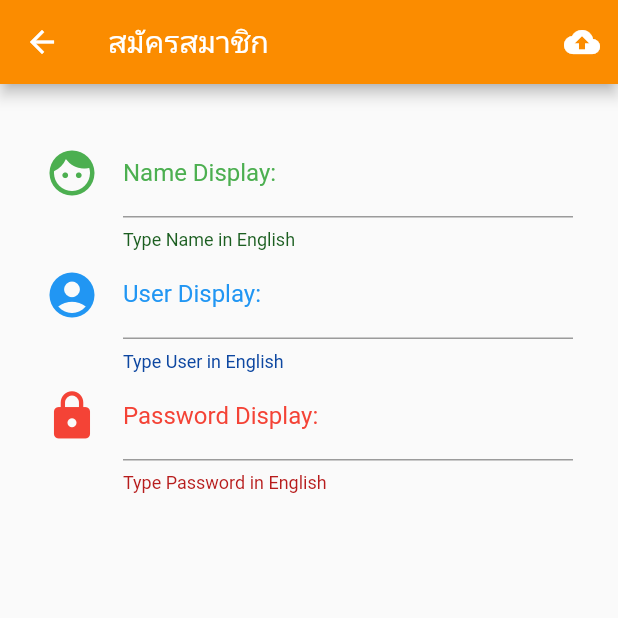
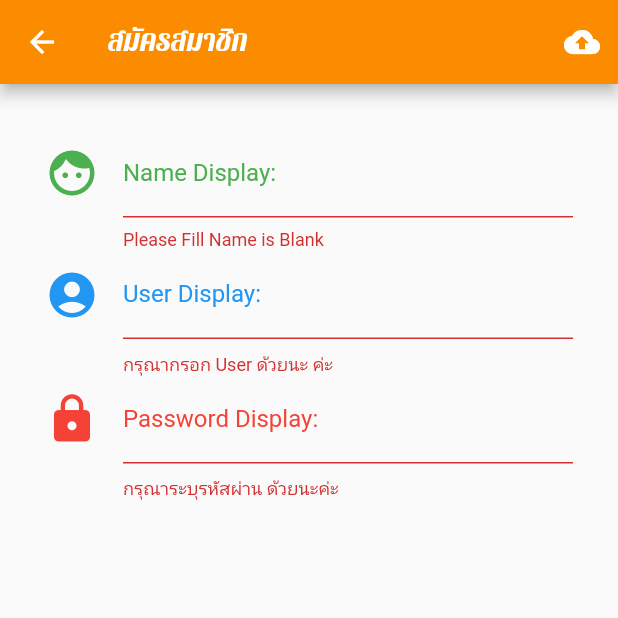
Before and after one commit to ronmanbj/RonmanMenuFood, a Flutter app: the Register screen opened directly, after a tap on the "cloud upload" icon, on a phone screen of 412 x 824 dp, the top half of it. Run offline on Flutter 3.47's test engine with Material 2 defaults, Android fonts, the light colour scheme and no system bars.

Commit message:
Register Sueccss

```diff
--- a/lib/screens/register.dart
+++ b/lib/screens/register.dart
@@ -1,4 +1,6 @@
 import 'package:flutter/material.dart';
+import 'package:http/http.dart';
+import 'dart:convert';
 
 class Register extends StatefulWidget {
   @override
@@ -8,6 +10,8 @@ class Register extends StatefulWidget {
 class _RegisterState extends State<Register> {
   // Explicit
   Color colorText = Colors.orange[600];
+  final formKey = GlobalKey<FormState>();
+  String name, user, password;
 
   // Method
   Widget nameText() {
@@ -24,6 +28,13 @@ class _RegisterState extends State<Register> {
           color: Colors.green,
         ),
       ),
+      validator: (String value) {
+        if (value.isEmpty) {
+          return 'Please Fill Name is Blank';
+        }
+      },onSaved: (String value){
+        name = value;
+      },
     );
   }
 
@@ -41,6 +52,13 @@ class _RegisterState extends State<Register> {
           color: Colors.blue,
         ),
       ),
+      validator: (String value) {
+        if (value.isEmpty) {
+          return 'กรุณากรอก User ด้วยนะ ค่ะ';
+        }
+      },onSaved: (String value){
+        user = value;
+      },
     );
   }
 
@@ -58,14 +76,42 @@ class _RegisterState extends State<Register> {
           color: Colors.red,
         ),
       ),
+      validator: (String value) {
+        if (value.isEmpty) {
+          return 'กรุณาระบุรหัสผ่าน ด้วยนะค่ะ';
+        }
+      },onSaved: (String value){
+        password = value;
+      },
     );
   }
 
   Widget registerButton() {
     return IconButton(
       icon: Icon(Icons.cloud_upload),
-      onPressed: () {},
+      onPressed: () {
+        if (formKey.currentState.validate()) {
+          formKey.currentState.save();
+          print('name = $name, user = $user, password = $password');
+          registerToMySQL();
+        }
+      },
     );
+  }
+
+  Future<void> registerToMySQL()async{
+
+    String urlString = 'https://www.androidthai.in.th/man/addDataMan.php?isAdd=true&Name=$name&User=$user&Password=$password';
+
+    var response = await get(urlString);
+    var result = json.decode(response.body);
+    print('result = $result');
+
+    if (result.toString() == 'true') {
+      Navigator.of(context).pop();
+    }
+
+
   }
 
   @override
@@ -76,9 +122,11 @@ class _RegisterState extends State<Register> {
           registerButton(),
         ],
         backgroundColor: colorText,
-        title: Text('สมัครสมาชิก'),
+        title: Text('สมัครสมาชิก', style: TextStyle(fontFamily: 'Pattaya'),),
       ),
-      body: ListView(
+      body: Form(
+        key: formKey,
+        child: ListView(
           padding: EdgeInsets.all(30.0),
           children: <Widget>[
             nameText(),
@@ -86,6 +134,7 @@ class _RegisterState extends State<Register> {
             passwordText(),
           ],
         ),
+      ),
     );
   }
 }
--- a/pubspec.yaml
+++ b/pubspec.yaml
@@ -23,6 +23,7 @@ dependencies:
   # The following adds the Cupertino Icons font to your application.
   # Use with the CupertinoIcons class for iOS style icons.
   cupertino_icons: ^0.1.2
+  http: ^0.12.0+2
 
 dev_dependencies:
   flutter_test:
```
Also changed, not shown: pubspec.lock. Lines whose indentation alone changed are shown as unchanged.
